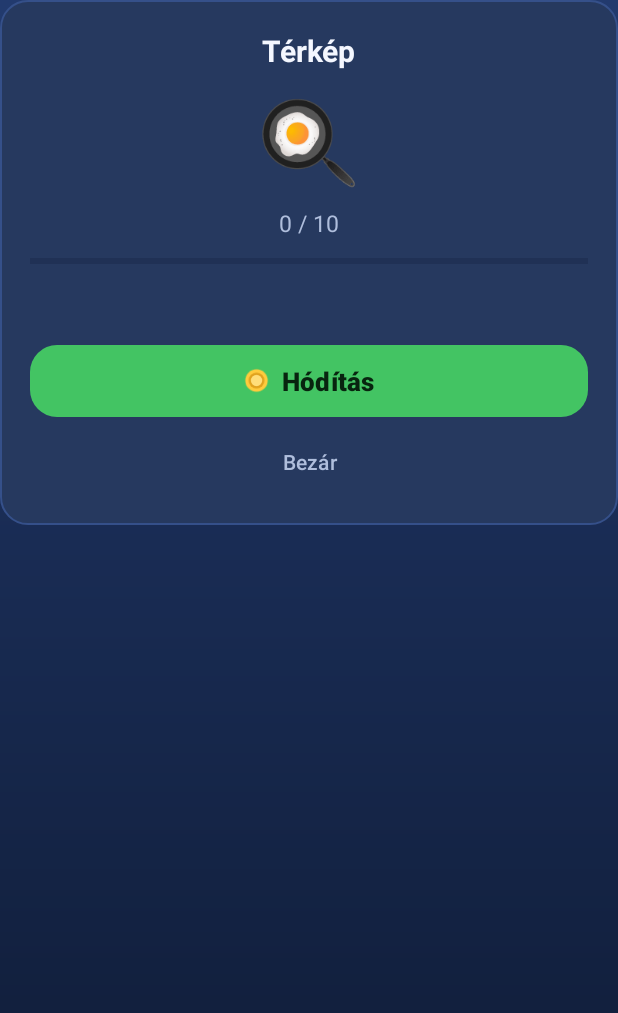
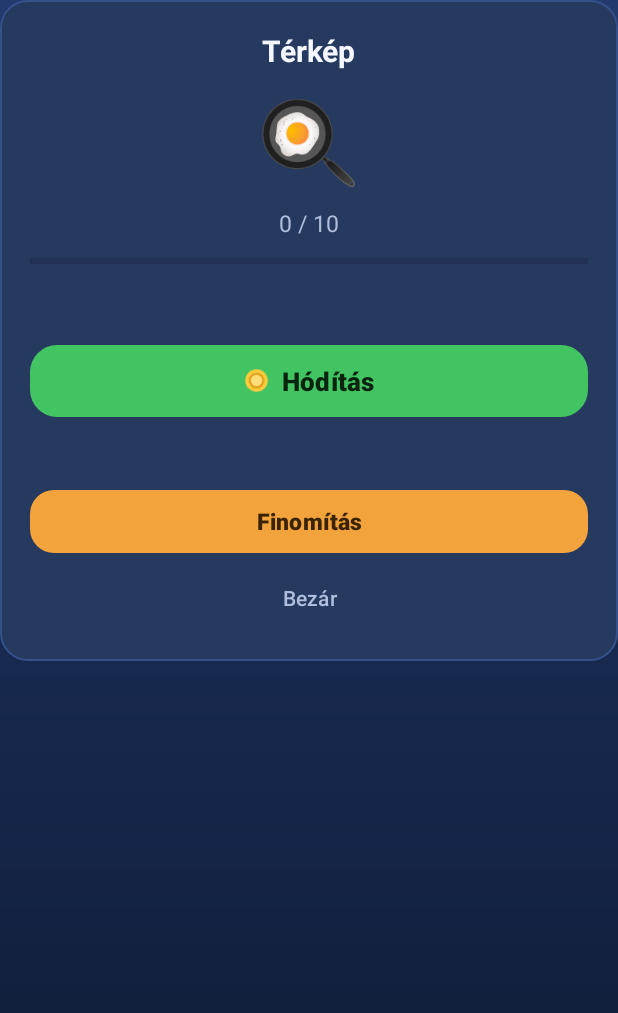
Before and after one commit to HenrikFaul/micromasters, an Android app: the layout dialog_map.xml on its own in the app's theme, with its tools: preview values and no code run, on a phone screen of 412 x 824 dp. Shown: the top 1013 px of the screen. Run offline under Robolectric (Android 15) with nearby library versions, the phone set to English and light mode, and no system bars.

Commit message:
Add World Essence + Refinery and an Offline-summary claim screen
World Essence (per-world resource makes each world mechanically distinct):
- Each world has a named Essence (Morzsa/Buborék/Pollen/Plazma) that accrues
  over time, strongly accelerated by a new Refinery building (4th building).
- Essence is spent via a "refine" action in the Map dialog for a permanent
  +2% world production bonus (escalating cost). Shown live in the world HUD.

Offline-summary claim screen:
- accrueOffline now returns OfflineResult (coins + gems + time away); on
  return a proper summary dialog shows earnings with a simulated x2 bonus,
  replacing the plain welcome-back toast.

Per-world state persisted (additive, schema-2 backward compatible).
Compile-reviewed; XML validated.

Co-Authored-By: Claude Opus 4.8 <noreply@anthropic.com>
Claude-Session: https://claude.ai/code/session_018QBwLBU1ZMNvoWywXQuYed

```diff
--- a/app/src/main/res/layout/dialog_map.xml
+++ b/app/src/main/res/layout/dialog_map.xml
@@ -72,6 +72,28 @@
         app:iconGravity="textStart"
         app:iconTint="@null" />
 
+    <TextView
+        android:id="@+id/mapEssence"
+        android:layout_width="match_parent"
+        android:layout_height="wrap_content"
+        android:layout_marginTop="14dp"
+        android:gravity="center"
+        android:text=""
+        android:textColor="@color/text_dim"
+        android:textSize="13sp" />
+
+    <com.google.android.material.button.MaterialButton
+        android:id="@+id/btnRefine"
+        android:layout_width="match_parent"
+        android:layout_height="50dp"
+        android:layout_marginTop="8dp"
+        android:text="@string/refine"
+        android:textColor="#3A2400"
+        android:textSize="15sp"
+        android:textStyle="bold"
+        app:backgroundTint="@color/gold"
+        app:cornerRadius="16dp" />
+
     <com.google.android.material.button.MaterialButton
         android:id="@+id/btnMapClose"
         style="@style/Widget.Material3.Button.TextButton"
```
Also changed, not shown: app/src/main/java/com/micromasters/game/Dialogs.kt (+72 -0 lines), app/src/main/java/com/micromasters/game/GameActivity.kt (+8 -4 lines), app/src/main/java/com/micromasters/game/GameState.kt (+41 -8 lines), app/src/main/java/com/micromasters/game/Models.kt (+13 -6 lines), app/src/main/res/layout/activity_game.xml (+10 -0 lines), app/src/main/res/values/strings.xml (+17 -0 lines).
